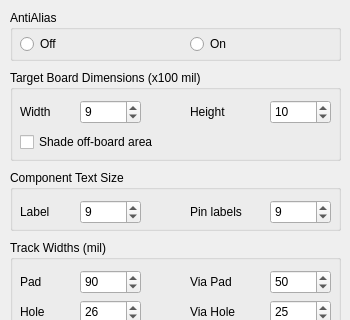
Qt form src/renderingdialog.ui (melak/veroroute) before a commit; both pictures show x 0 to 350 and y 0 to 320 of the 350 by 590 pixel window.
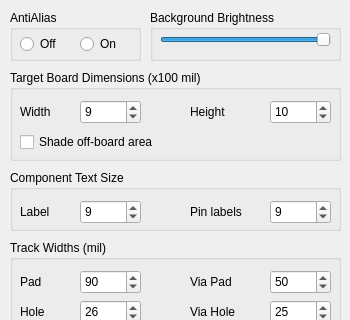
The same form after that commit.

Commit message: Added background brightness to Rendering Options.  Fixed typos in tutorials.

Diff of the .ui file:
```diff
--- a/src/renderingdialog.ui
+++ b/src/renderingdialog.ui
@@ -30,7 +30,7 @@
     <rect>
      <x>10</x>
      <y>10</y>
-     <width>331</width>
+     <width>131</width>
      <height>51</height>
     </rect>
    </property>
@@ -59,9 +59,9 @@
    <widget class="QRadioButton" name="antiAliasOn">
     <property name="geometry">
      <rect>
-      <x>180</x>
+      <x>70</x>
       <y>22</y>
-      <width>61</width>
+      <width>51</width>
       <height>24</height>
      </rect>
     </property>
@@ -727,6 +727,65 @@
     </property>
    </widget>
   </widget>
+  <widget class="QGroupBox" name="groupBox_bright">
+   <property name="geometry">
+    <rect>
+     <x>150</x>
+     <y>10</y>
+     <width>191</width>
+     <height>51</height>
+    </rect>
+   </property>
+   <property name="title">
+    <string>Background Brightness</string>
+   </property>
+   <widget class="QSlider" name="brightSlider">
+    <property name="geometry">
+     <rect>
+      <x>10</x>
+      <y>20</y>
+      <width>171</width>
+      <height>20</height>
+     </rect>
+    </property>
+    <property name="mouseTracking">
+     <bool>true</bool>
+    </property>
+    <property name="focusPolicy">
+     <enum>Qt::StrongFocus</enum>
+    </property>
+    <property name="toolTip">
+     <string>Sets the saturation level when using Color mode</string>
+    </property>
+    <property name="minimum">
+     <number>200</number>
+    </property>
+    <property name="maximum">
+     <number>255</number>
+    </property>
+    <property name="singleStep">
+     <number>5</number>
+    </property>
+    <property name="pageStep">
+     <number>0</number>
+    </property>
+    <property name="value">
+     <number>255</number>
+    </property>
+    <property name="sliderPosition">
+     <number>255</number>
+    </property>
+    <property name="orientation">
+     <enum>Qt::Horizontal</enum>
+    </property>
+    <property name="tickPosition">
+     <enum>QSlider::NoTicks</enum>
+    </property>
+    <property name="tickInterval">
+     <number>1</number>
+    </property>
+   </widget>
+  </widget>
  </widget>
  <tabstops>
   <tabstop>antiAliasOff</tabstop>
```
The commit also changes 14 other files.
